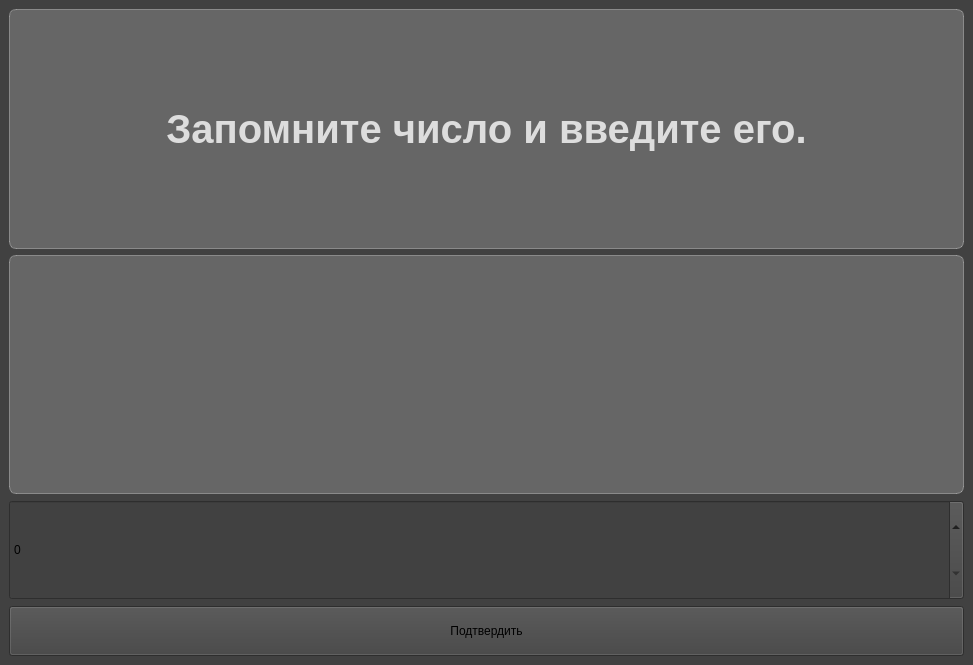
CoffeeForCoffee/Lab3, file ui_main.ui: the form before one commit.
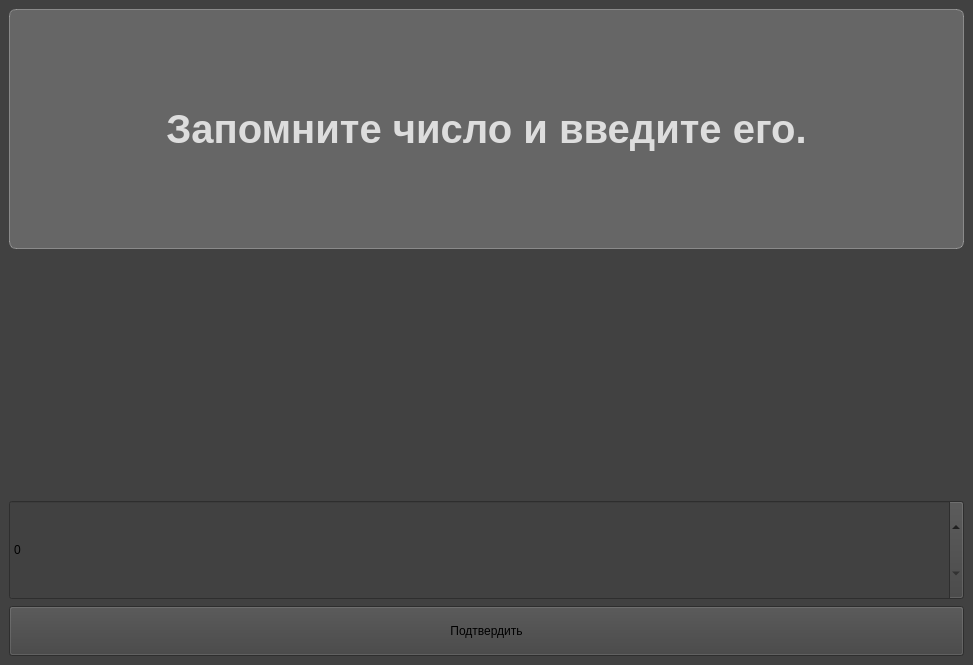
The form after the commit.

The edit to the form file:
```diff
--- a/ui_main.ui
+++ b/ui_main.ui
@@ -96,12 +96,7 @@
          <enum>Qt::LayoutDirection::LeftToRight</enum>
         </property>
         <property name="styleSheet">
-         <string notr="true">font-size: 20pt;
-color: rgb(221, 221, 221);
-background-color: rgba(255, 255, 255, 50);
-border: 1px solid rgba(255, 255, 255, 80);
-border-radius: 7px;
-</string>
+         <string notr="true"/>
         </property>
         <property name="text">
          <string/>
```
